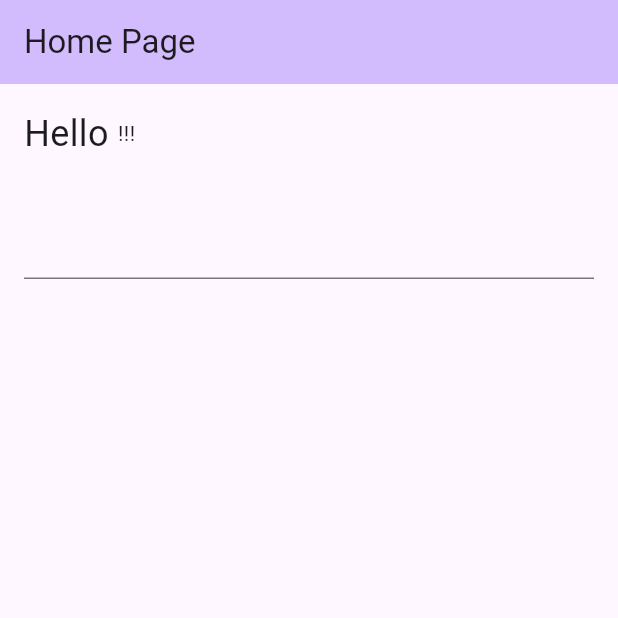
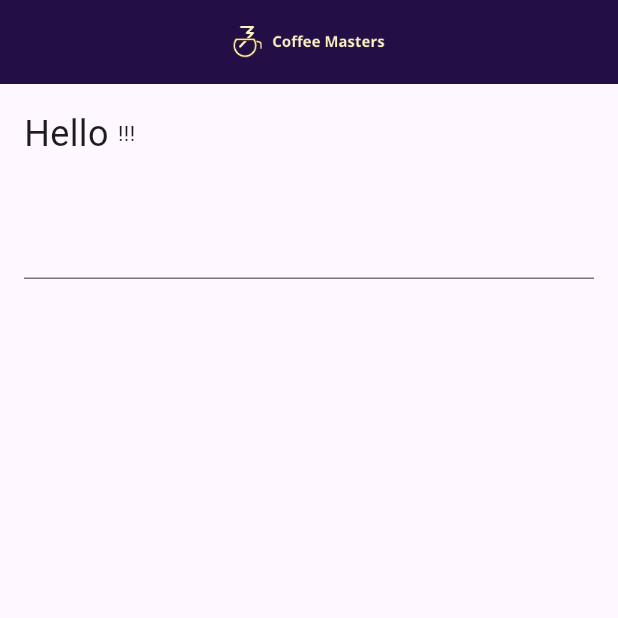
Before and after one commit to avd1729/Coffee-Masters-Flutter, a Flutter app: the screen it shows after launch, on a phone screen of 412 x 824 dp, the top half of it. Run offline on Flutter 3.47's test engine with Material 3 defaults, Android fonts, the phone set to English and light mode, and no system bars.

```diff
--- a/lib/main.dart
+++ b/lib/main.dart
@@ -42,7 +42,6 @@ class Greet extends StatefulWidget {
 }
 
 class _GreetState extends State<Greet> {
-
   var name = "";
   var greetStyle = const TextStyle(fontSize: 24);
 
@@ -77,69 +76,37 @@ class MyApp extends StatelessWidget {
   @override
   Widget build(BuildContext context) {
     return MaterialApp(
-      title: 'Flutter Demo',
+      title: 'Coffee Masters',
       theme: ThemeData(
-        // This is the theme of your application.
-        //
-        // TRY THIS: Try running your application with "flutter run". You'll see
-        // the application has a purple toolbar. Then, without quitting the app,
-        // try changing the seedColor in the colorScheme below to Colors.green
-        // and then invoke "hot reload" (save your changes or press the "hot
-        // reload" button in a Flutter-supported IDE, or press "r" if you used
-        // the command line to start the app).
-        //
-        // Notice that the counter didn't reset back to zero; the application
-        // state is not lost during the reload. To reset the state, use hot
-        // restart instead.
-        //
-        // This works for code too, not just values: Most code changes can be
-        // tested with just a hot reload.
         colorScheme: ColorScheme.fromSeed(seedColor: Colors.deepPurple),
       ),
-      home: const MyHomePage(title: 'Home Page'),
+      home: const MyHomePage(),
     );
   }
 }
 
 class MyHomePage extends StatefulWidget {
-  const MyHomePage({super.key, required this.title});
-
-  // This widget is the home page of your application. It is stateful, meaning
-  // that it has a State object (defined below) that contains fields that affect
-  // how it looks.
-
-  // This class is the configuration for the state. It holds the values (in this
-  // case the title) provided by the parent (in this case the App widget) and
-  // used by the build method of the State. Fields in a Widget subclass are
-  // always marked "final".
-
-  final String title;
+  const MyHomePage({super.key});
 
   @override
   State<MyHomePage> createState() => _MyHomePageState();
 }
 
 class _MyHomePageState extends State<MyHomePage> {
-
   @override
   Widget build(BuildContext context) {
-    // This method is rerun every time setState is called, for instance as done
-    // by the _incrementCounter method above.
-    //
-    // The Flutter framework has been optimized to make rerunning build methods
-    // fast, so that you can just rebuild anything that needs updating rather
-    // than having to individually change instances of widgets.
     return Scaffold(
       appBar: AppBar(
-        // TRY THIS: Try changing the color here to a specific color (to
-        // Colors.amber, perhaps?) and trigger a hot reload to see the AppBar
-        // change color while the other colors stay the same.
-        backgroundColor: Theme.of(context).colorScheme.inversePrimary,
-        // Here we take the value from the MyHomePage object that was created by
-        // the App.build method, and use it to set our appbar title.
-        title: Text(widget.title),
+        backgroundColor: Theme.of(context).colorScheme.onPrimaryFixed,
+        centerTitle: true,
+        title: Center(
+          child: Image.asset(
+            "images/logo.png",
+            height: 40,
+          ),
+        ),
       ),
-      body: Greet(), // This trailing comma makes auto-formatting nicer for build methods.
+      body: Greet(),
     );
   }
 }
```
